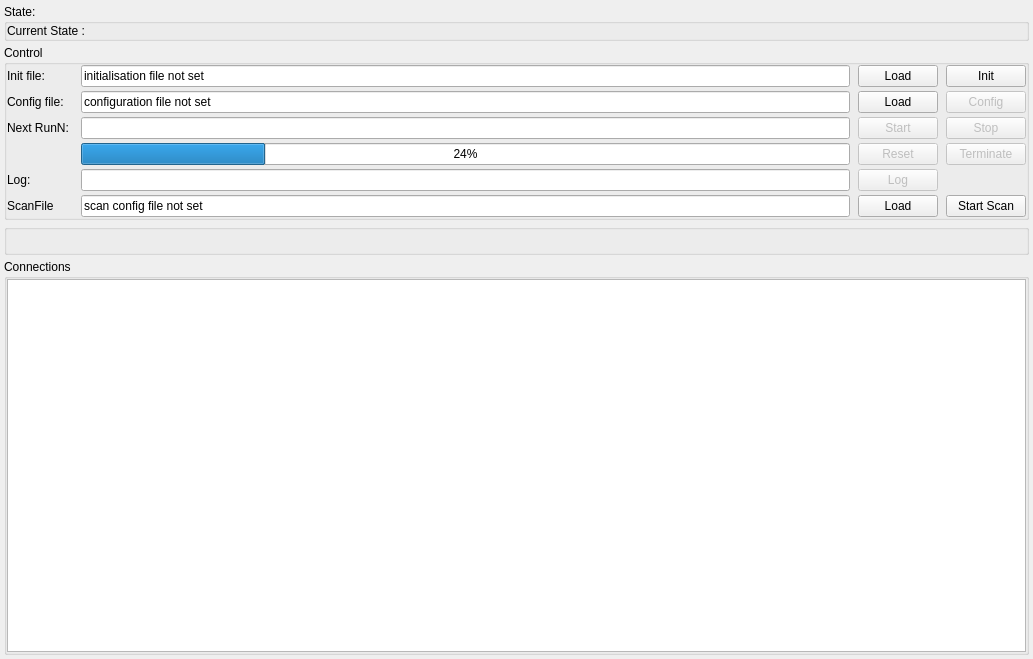
First picture: the form in gui/ui/euRun.ui, repository eudaq/eudaq, before the edit.
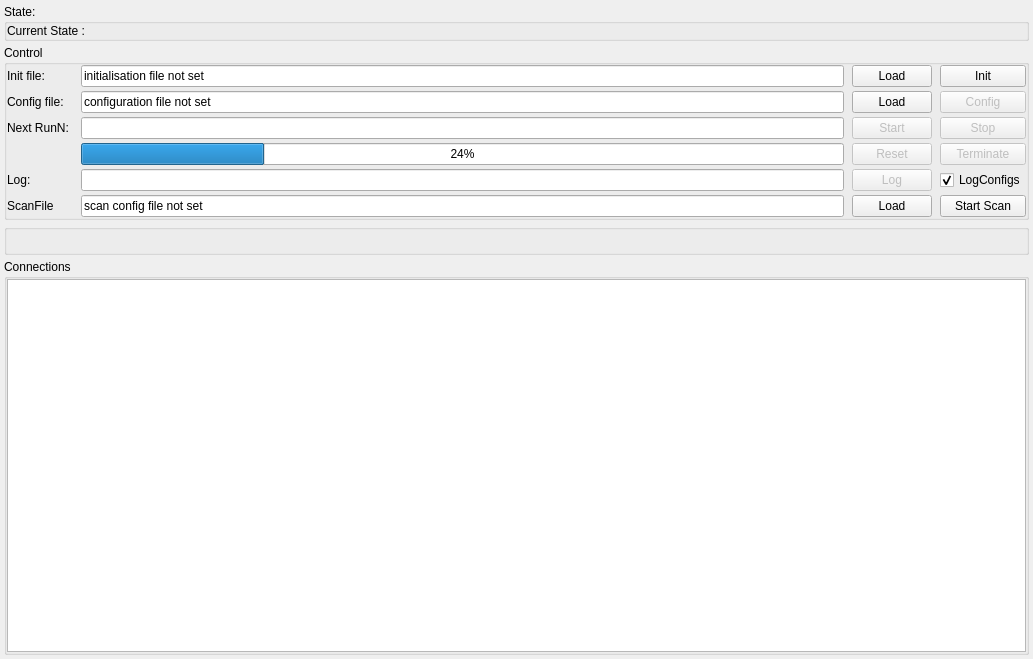
Second picture: the form after the edit.

Commit message: added auto config dump option

What changed in the file:
```diff
--- a/gui/ui/euRun.ui
+++ b/gui/ui/euRun.ui
@@ -280,6 +280,16 @@
          </property>
         </widget>
        </item>
+       <item row="4" column="4">
+        <widget class="QCheckBox" name="checkBox">
+         <property name="text">
+          <string>LogConfigs</string>
+         </property>
+         <property name="checked">
+          <bool>true</bool>
+         </property>
+        </widget>
+       </item>
       </layout>
      </widget>
     </item>
```
Left out of the diff: 2 changed lines with no effect on the pictures. The commit also changes 3 other files.
